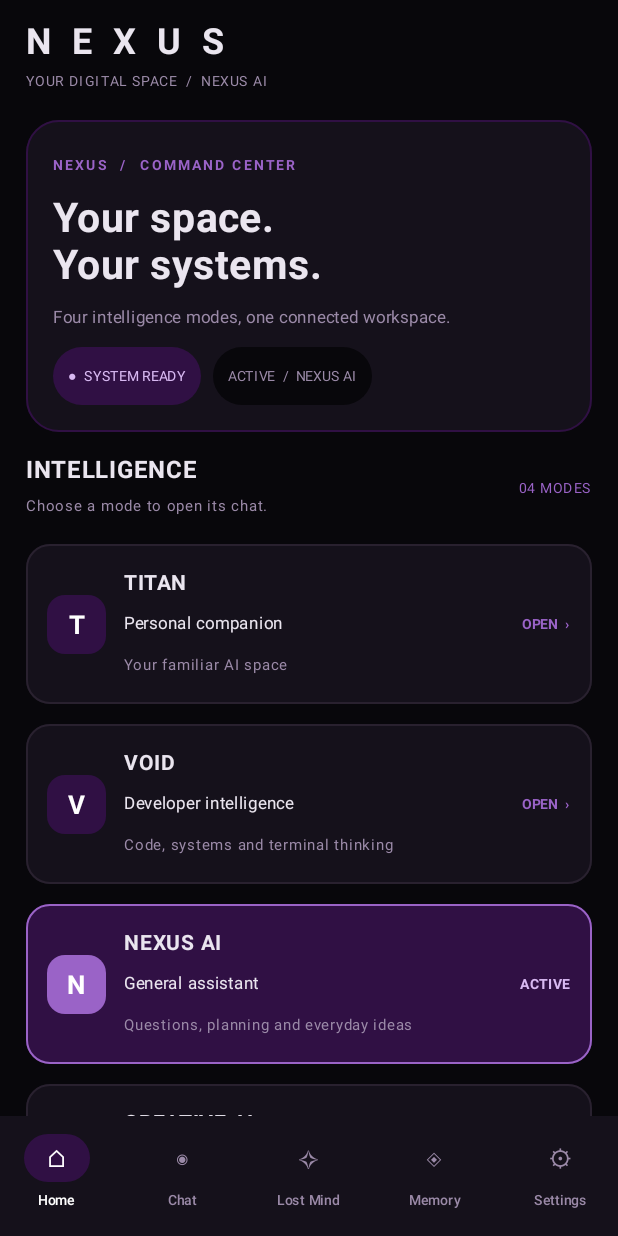
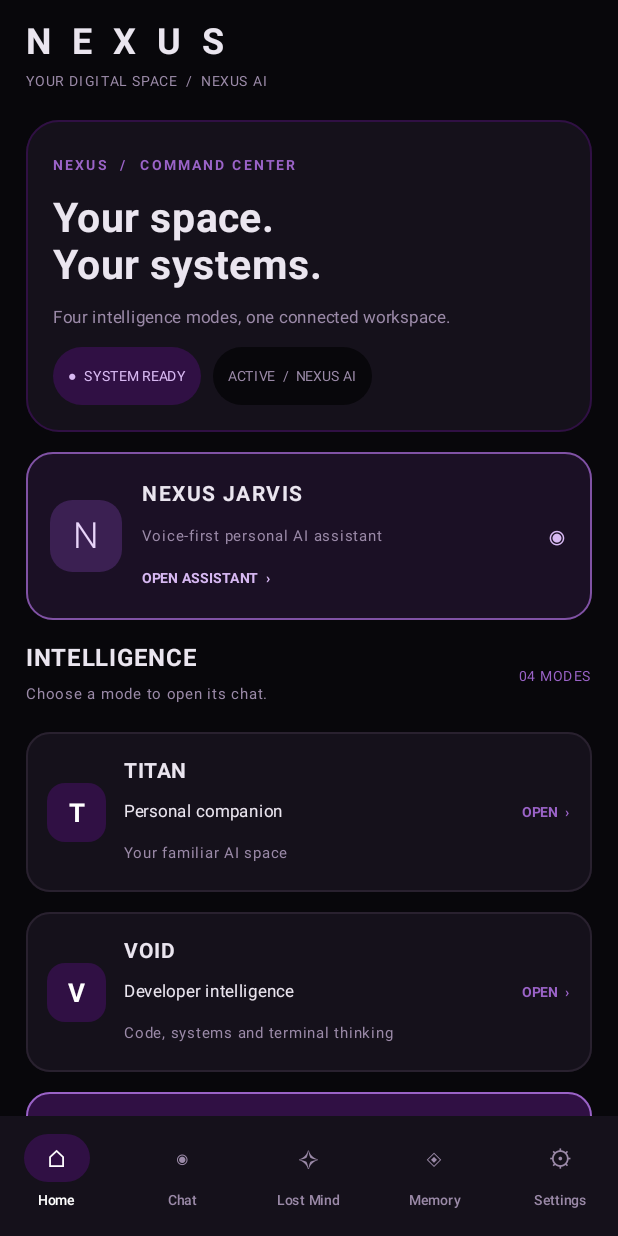
Before and after one commit to walidwalidwalid2019oo-bit/Nexus, an Android app built with Jetpack Compose: the screen it shows after launch (MainActivity), on a phone screen of 412 x 824 dp. Run offline under Robolectric (Android 15) with nearby library versions, the phone set to English and light mode, and no system bars.

Commit message:
Connect JARVIS mode to NEXUS home and AI provider

```diff
--- a/app/src/main/java/com/nexus/app/MainActivity.kt
+++ b/app/src/main/java/com/nexus/app/MainActivity.kt
@@ -206,6 +206,17 @@ fun NexusApp() {
                     "Home" -> HomePage(mode, onChoose = {
                         mode=it; prefs.edit().putString("selected_ai",it).apply(); page="Chat"
                     }, onSecret = { showUnlock=true }, onNavigate = { page=it })
+                    "JARVIS" -> JarvisPage(
+                        modelConfigured = apiKey.isNotBlank() && !models["NEXUS AI"].isNullOrBlank(),
+                        onAsk = { prompt, done ->
+                            Thread {
+                                val result = askProvider(endpoint, models["NEXUS AI"] ?: "", apiKey, "NEXUS AI",
+                                    listOf(ChatMessage("user", prompt)))
+                                Handler(Looper.getMainLooper()).post { done(result.first, result.second) }
+                            }.start()
+                        },
+                        onBack = { page = "Home" }
+                    )
                     "NEXUS 3.0" -> NexusThreePage(onBack = { page = "Home" }, prefs = prefs)
                     "PROJECT MAP" -> ProjectMapPage(onBack = { page="Home" })
                     "DARK SIDE" -> DarkSidePage(
@@ -355,6 +366,28 @@ private fun HomePage(
                         Text("ACTIVE  /  $active", color = Muted, modifier = Modifier.padding(horizontal = 10.dp, vertical = 7.dp), fontSize = 9.sp)
                     }
                 }
+            }
+        }
+
+        Card(
+            onClick = { onNavigate("JARVIS") },
+            modifier = Modifier.fillMaxWidth(),
+            colors = CardDefaults.cardColors(containerColor = Color(0xFF1B1025)),
+            shape = RoundedCornerShape(18.dp),
+            border = BorderStroke(1.dp, Color(0xFF8052A5))
+        ) {
+            Row(Modifier.fillMaxWidth().padding(16.dp), verticalAlignment = Alignment.CenterVertically,
+                horizontalArrangement = Arrangement.spacedBy(13.dp)) {
+                Box(Modifier.size(48.dp).background(Color(0xFF3B2052), RoundedCornerShape(15.dp)),
+                    contentAlignment = Alignment.Center) {
+                    Text("N", color = Color(0xFFE9D5FA), fontSize = 24.sp, fontWeight = FontWeight.Light)
+                }
+                Column(Modifier.weight(1f), verticalArrangement = Arrangement.spacedBy(4.dp)) {
+                    Text("NEXUS JARVIS", color = MainText, fontSize = 14.sp, fontWeight = FontWeight.Bold, letterSpacing = 1.sp)
+                    Text("Voice-first personal AI assistant", color = Muted, fontSize = 10.sp)
+                    Text("OPEN ASSISTANT  ›", color = Color(0xFFD7B8F2), fontSize = 9.sp, fontWeight = FontWeight.Bold)
+                }
+                Text("◉", color = Color(0xFFD7B8F2), fontSize = 22.sp)
             }
         }
 
```
